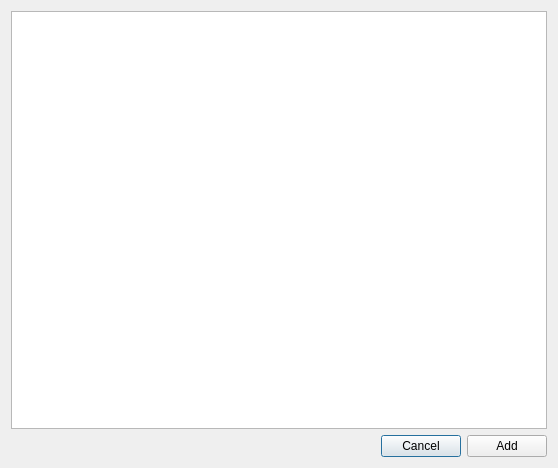
Old version of the form src/client/widgetchattabaddwindow.ui in the repository wayt/Skypy.
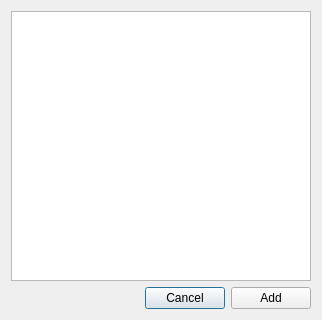
New version of the form.

```diff
--- a/src/client/widgetchattabaddwindow.ui
+++ b/src/client/widgetchattabaddwindow.ui
@@ -6,8 +6,8 @@
    <rect>
     <x>0</x>
     <y>0</y>
-    <width>558</width>
-    <height>468</height>
+    <width>322</width>
+    <height>320</height>
    </rect>
   </property>
   <property name="windowTitle">
```
